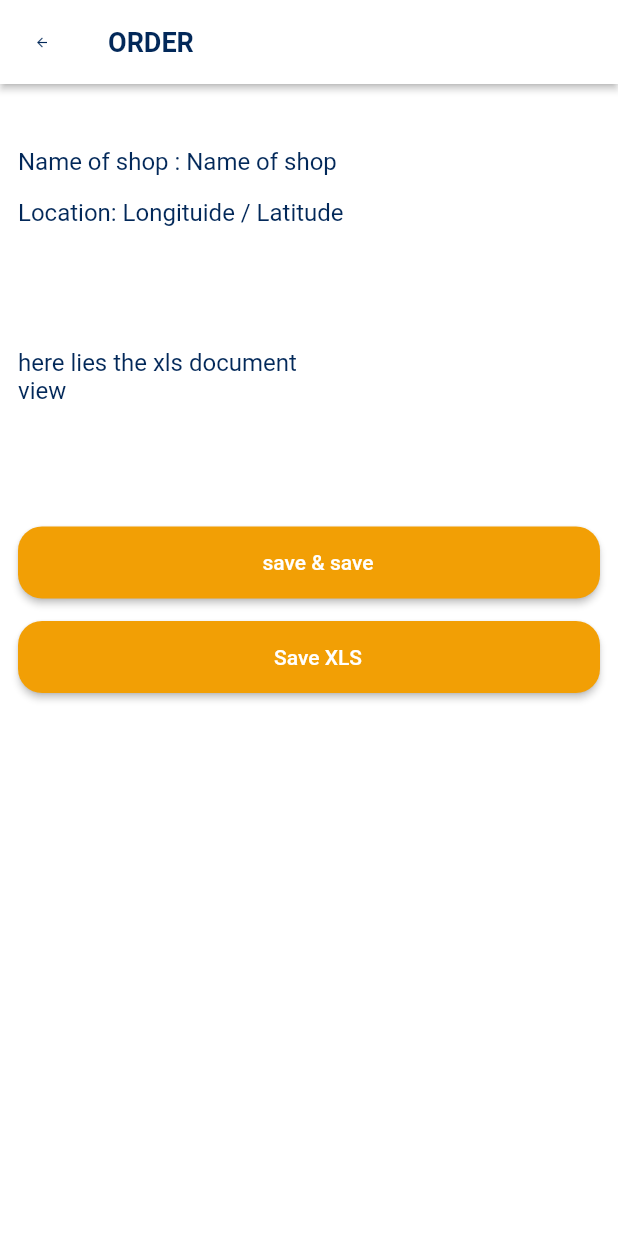
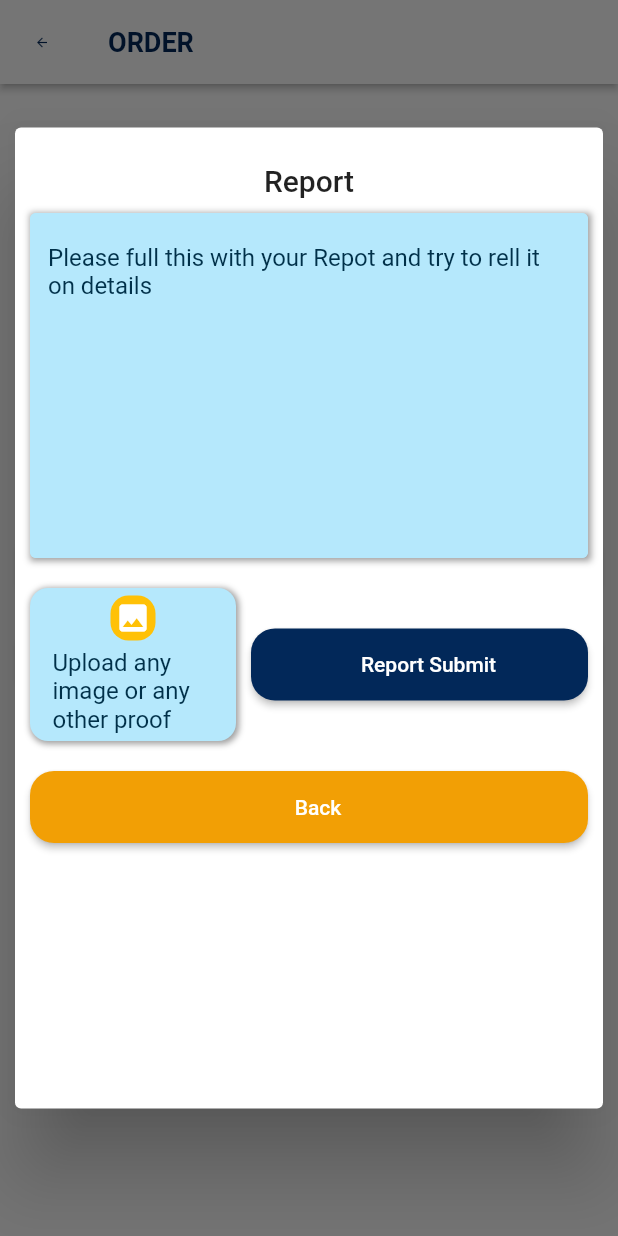
Before and after one commit to Damodar009/salesforce, a Flutter app: the XlsOrder screen opened by its route, after a tap on "Save XLS", on a phone screen of 412 x 824 dp. Run offline on Flutter 3.47's test engine with Material 2 defaults, Android fonts, the phone set to English and light mode, and no system bars; our stand-ins replace dartz, dio, equatable, flutter_bloc, flutter_map, flutter_svg and 8 more; accounts and stored records are empty; Roboto replaces fonts that are missing (DMSans).

Commit message:
screen text controller

```diff
--- a/lib/main.dart
+++ b/lib/main.dart
@@ -4,7 +4,6 @@ import 'package:flutter_bloc/flutter_bloc.dart';
 import 'package:hive/hive.dart';
 import 'package:path_provider/path_provider.dart';
 import 'package:salesforce/presentation/pages/blocs/auth_bloc/auth_bloc.dart';
-
 import 'package:salesforce/routes.dart';
 import 'package:salesforce/utils/appTheme.dart';
 import 'domain/usecases/usecasesForRemoteSource.dart';
@@ -17,6 +16,8 @@ Future<void> main() async {
   Hive.init(path.path);
   runApp(const MyApp());
 }
+
+
 
 class MyApp extends StatefulWidget {
   const MyApp({Key? key}) : super(key: key);
--- a/lib/presentation/pages/changePasswordPage.dart
+++ b/lib/presentation/pages/changePasswordPage.dart
@@ -16,9 +16,9 @@ class ChangePasswordScreen extends StatefulWidget {
 }
 
 class _ChangePasswordScreenState extends State<ChangePasswordScreen> {
-  TextEditingController _oldPasswordController = TextEditingController();
-  TextEditingController _newPasswordController = TextEditingController();
-  TextEditingController _reTypePasswordController = TextEditingController();
+  final TextEditingController _oldPasswordController = TextEditingController();
+  final TextEditingController _newPasswordController = TextEditingController();
+  final TextEditingController _reTypePasswordController = TextEditingController();
 
   bool obsecureTextNewPassword = true;
   bool obsecureTextOldPassword = true;
--- a/lib/presentation/pages/xlsOrderPage.dart
+++ b/lib/presentation/pages/xlsOrderPage.dart
@@ -1,13 +1,20 @@
-import 'dart:ffi';
+import 'dart:io';
 
 import 'package:flutter/material.dart';
+import 'package:image_picker/image_picker.dart';
 import 'package:salesforce/presentation/widgets/appBarWidget.dart';
 import 'package:salesforce/presentation/widgets/buttonWidget.dart';
+import 'package:salesforce/presentation/widgets/report_pop_up.dart';
 import 'package:salesforce/utils/app_colors.dart';
 
-class XlsOrder extends StatelessWidget {
+class XlsOrder extends StatefulWidget {
   const XlsOrder({Key? key}) : super(key: key);
 
+  @override
+  State<XlsOrder> createState() => _XlsOrderState();
+}
+
+class _XlsOrderState extends State<XlsOrder> {
   @override
   Widget build(BuildContext context) {
     return Scaffold(
@@ -38,7 +45,11 @@ class XlsOrder extends StatelessWidget {
               height: 15,
             ),
             button("Save XLS", () {
-
+              showDialog(
+                  context: context,
+                  builder: (BuildContext context) => reportPopUp(
+                        context: context,
+                      ));
             }, false, AppColors.buttonColor),
           ],
         ),
--- a/lib/presentation/widgets/buttonWidget.dart
+++ b/lib/presentation/widgets/buttonWidget.dart
@@ -12,7 +12,7 @@ Widget button(String title, Function() onclick, bool isLoading, Color color) {
         onclick();
       },
       child: Padding(
-        padding: const EdgeInsets.all(16.0),
+        padding: const EdgeInsets.symmetric(horizontal: 10, vertical: 16),
         child: Row(
           mainAxisAlignment: MainAxisAlignment.center,
           children: [
--- a/lib/presentation/widgets/report_pop_up.dart
+++ b/lib/presentation/widgets/report_pop_up.dart
@@ -1,14 +1,18 @@
+import 'dart:io';
+
 import 'package:flutter/material.dart';
+import 'package:image_picker/image_picker.dart';
 
 import '../../utils/app_colors.dart';
 import 'buttonWidget.dart';
 
-Widget reportPopUp(BuildContext context) {
+Widget reportPopUp({required BuildContext context}) {
   return AlertDialog(
     insetPadding: const EdgeInsets.symmetric(
-      horizontal: 20,
+      horizontal: 10,
       vertical: 85,
     ),
+    contentPadding: const EdgeInsets.symmetric(horizontal: 10),
     title: const Center(
       child: Text(
         'Report',
@@ -19,7 +23,18 @@ Widget reportPopUp(BuildContext context) {
       padding: const EdgeInsets.symmetric(vertical: 10),
       child: Column(
         children: [
-          const TextField(
+          Container(
+            decoration: const BoxDecoration(
+              boxShadow: [
+                BoxShadow(
+                  color: Colors.grey,
+                  blurRadius: 3,
+                  spreadRadius: 1,
+                  offset: Offset(1, 1),
+                ),
+              ],
+            ),
+            child: const TextField(
               keyboardType: TextInputType.multiline,
               maxLines: 10,
               decoration: InputDecoration(
@@ -33,7 +48,7 @@ Widget reportPopUp(BuildContext context) {
                 filled: true,
                 hintText:
                     'Please full this with your Repot and try to rell it on details',
-              hintStyle: TextStyle(color: Colors.grey),
+                hintStyle: TextStyle(color: AppColors.textColor),
                 border: OutlineInputBorder(
                   borderRadius: BorderRadius.all(
                     Radius.circular(
@@ -43,21 +58,76 @@ Widget reportPopUp(BuildContext context) {
                 ),
               ),
             ),
+          ),
           const SizedBox(
             height: 20,
           ),
           Row(
+            mainAxisAlignment: MainAxisAlignment.center,
+            children: [
+              InkWell(
+                onTap: () async {
+                  final ImagePicker _picker = ImagePicker();
+                  final PickedFile? photo = await _picker.getImage(
+                      source: ImageSource.camera, imageQuality: 10);
+                  if (photo != null) {
+                    print(photo.path);
+                    // rideController.uploadImage(photo.path, photo.name, index);
+                  }
+                },
+                child: Container(
+                  padding:
+                      const EdgeInsets.symmetric(horizontal: 15, vertical: 5),
+                  width: MediaQuery.of(context).size.width / 3,
+                  decoration: BoxDecoration(
+                    borderRadius: BorderRadius.circular(12),
+                    color: AppColors.checkIn,
+                    boxShadow: const [
+                      BoxShadow(
+                        color: Colors.grey,
+                        blurRadius: 3,
+                        spreadRadius: 1,
+                        offset: Offset(1, 1),
+                      ),
+                    ],
+                  ),
+                  child: Column(
+                    crossAxisAlignment: CrossAxisAlignment.center,
                     children: [
                       Container(
-                color: AppColors.checkIn,
-                height: MediaQuery.of(context).size.height / 10,
-                width: MediaQuery.of(context).size.width / 3.5,
-                // child: Text('hellojhsdgfjkshfjkdshjk'),
+                        height: 30,
+                        width: 30,
+                        decoration: BoxDecoration(
+                          borderRadius: BorderRadius.circular(12),
+                          color: Colors.amber,
+                        ),
+                        child: const Icon(
+                          Icons.image,
+                          color: Colors.white,
+                        ),
+                      ),
+                      const SizedBox(
+                        height: 5,
+                      ),
+                      const Center(
+                        child: Text(
+                          'Upload any image or any other proof',
+                          style: TextStyle(color: AppColors.textColor),
+                        ),
+                      ),
+                    ],
+                  ),
+                ),
               ),
               const SizedBox(
                 width: 10,
               ),
-              button('Report Submit', () {}, false, AppColors.primaryColor)
+              Expanded(
+                child: Container(
+                    // width: 100,
+                    child: button(
+                        'Report Submit', () {}, false, AppColors.primaryColor)),
+              )
             ],
           ),
           const SizedBox(
--- a/lib/routes.dart
+++ b/lib/routes.dart
@@ -4,11 +4,11 @@ import 'package:salesforce/presentation/pages/dashboard.dart';
 import 'package:salesforce/presentation/pages/listOfOrderAndOutlets.dart';
 import 'package:salesforce/presentation/pages/logOutPage.dart';
 import 'package:salesforce/presentation/pages/login/loginScreen.dart';
+import 'package:salesforce/presentation/pages/merchandise_support_page.dart';
 import 'package:salesforce/presentation/pages/newOrderPage.dart';
 import 'package:salesforce/presentation/pages/newOutletsPage.dart';
 import 'package:salesforce/presentation/pages/profilePage.dart';
 import 'package:salesforce/presentation/pages/xlsOrderPage.dart';
-import 'package:salesforce/presentation/widgets/image_picker_widget.dart';
 import 'package:salesforce/presentation/widgets/visitedOutletWidget.dart';
 
 class Routes {
@@ -33,7 +33,7 @@ class RouteGenerator {
     final args = routeSettings.arguments;
     switch (routeSettings.name) {
       case Routes.loginRoute:
-        return MaterialPageRoute(builder: (_) => const ImagePIcker());
+        return MaterialPageRoute(builder: (_) => XlsOrder());
       case Routes.profileRoute:
         return MaterialPageRoute(builder: (_) => const ProfileScreen());
       case Routes.newOrderRoute:
```
Also changed, not shown: lib/presentation/pages/editProfile.dart (+9 -8 lines), lib/presentation/pages/merchandise_support_page.dart (+14 -6 lines), lib/presentation/pages/newOrderPage.dart (+40 -18 lines), lib/presentation/pages/newOutletsPage.dart (+20 -5 lines), lib/presentation/pages/payment_page.dart (+10 -2 lines), lib/presentation/widgets/image_picker_widget.dart (deleted, +0 -29 lines), lib/presentation/widgets/textformfeild.dart (+20 -13 lines), 1 other file. Lines whose indentation alone changed are shown as unchanged.
